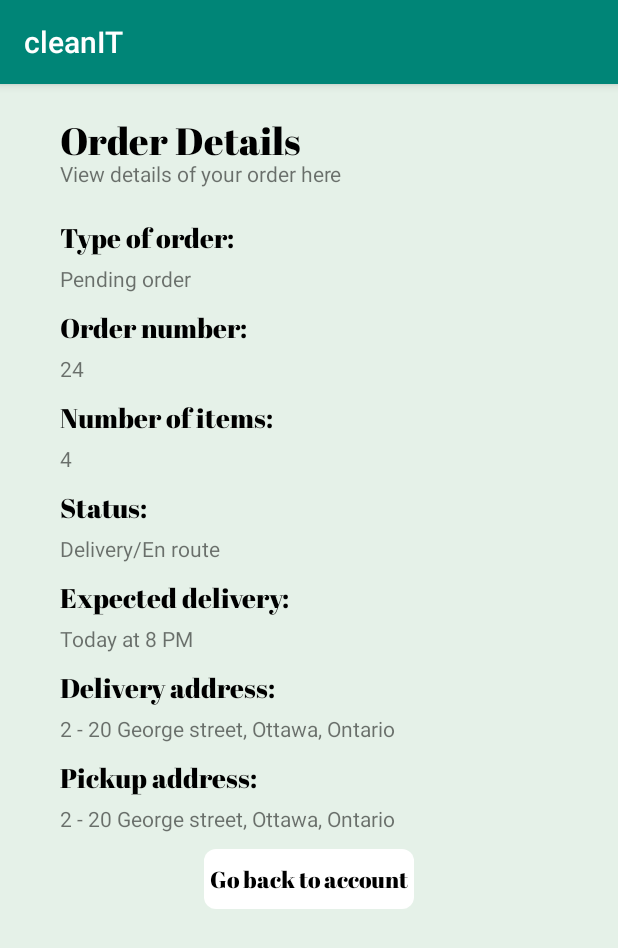
After one commit to adel350/cleanIT, an Android app: the OrderDetailsOne screen opened directly, with no data from a screen before it, on a phone screen of 412 x 824 dp. The commit adds this screen. Shown: the top 948 px of the screen. Run offline under Robolectric (Android 15) with nearby library versions, the phone set to English and light mode, and no system bars.

Commit message:
Added details page for first order

```diff
--- a/app/src/main/AndroidManifest.xml
+++ b/app/src/main/AndroidManifest.xml
@@ -9,7 +9,8 @@
         android:roundIcon="@mipmap/ic_launcher_round"
         android:supportsRtl="true"
         android:theme="@style/AppTheme">
-        <activity android:name=".UpdateInfoScreen"></activity>
+        <activity android:name=".OrderDetailsOne"></activity>
+        <activity android:name=".UpdateInfoScreen" />
         <activity android:name=".BeforeFinalizingScreen" />
         <activity android:name=".NewOrderConfirmation" />
         <activity android:name=".OrderDetails" />
--- a/app/src/main/java/com/example/cleanit/AccountDetails.java
+++ b/app/src/main/java/com/example/cleanit/AccountDetails.java
@@ -27,4 +27,9 @@ public class AccountDetails extends AppCompatActivity {
         Intent intent = new Intent(this, UpdateInfoScreen.class);
         startActivity(intent);
     }
+
+    public void goToFirstOrderPage(View view) {
+        Intent intent = new Intent(this, OrderDetailsOne.class);
+        startActivity(intent);
+    }
 }
--- /dev/null
+++ b/app/src/main/java/com/example/cleanit/OrderDetailsOne.java
@@ -0,0 +1,21 @@
+package com.example.cleanit;
+
+import androidx.appcompat.app.AppCompatActivity;
+
+import android.content.Intent;
+import android.os.Bundle;
+import android.view.View;
+
+public class OrderDetailsOne extends AppCompatActivity {
+
+    @Override
+    protected void onCreate(Bundle savedInstanceState) {
+        super.onCreate(savedInstanceState);
+        setContentView(R.layout.activity_order_details_one);
+    }
+
+    public void goBackToAccount(View view) {
+        Intent intent = new Intent(this, AccountDetails.class);
+        startActivity(intent);
+    }
+}
--- a/app/src/main/res/layout/activity_account_details.xml
+++ b/app/src/main/res/layout/activity_account_details.xml
@@ -118,7 +118,8 @@
         android:background="@drawable/green_rectangle"
         android:layout_below="@id/emptySpace3"
         android:layout_marginLeft="40dp"
-        android:clickable="true">
+        android:clickable="true"
+        android:onClick="goToFirstOrderPage">
 
         <TextView
             android:id="@+id/emptySpaceInner1"
--- /dev/null
+++ b/app/src/main/res/layout/activity_order_details_one.xml
@@ -0,0 +1,278 @@
+<?xml version="1.0" encoding="utf-8"?>
+<RelativeLayout xmlns:android="http://schemas.android.com/apk/res/android"
+    xmlns:app="http://schemas.android.com/apk/res-auto"
+    xmlns:tools="http://schemas.android.com/tools"
+    android:layout_width="match_parent"
+    android:layout_height="match_parent"
+    android:background="#E5F1E8"
+    android:orientation="vertical"
+    tools:context=".MainActivity">
+    <TextView
+        android:id="@+id/emptySpace1"
+        android:layout_width="wrap_content"
+        android:layout_height="20dp"
+        android:text="" />
+
+    <TextView
+        android:id="@+id/yourAccountTitle"
+        android:layout_width="350dp"
+        android:layout_height="30dp"
+        android:orientation="horizontal"
+        android:layout_below="@id/emptySpace1"
+        android:textColor="@android:color/black"
+        android:text="Order Details"
+        app:fontFamily="@font/abril_fatface"
+        android:textSize="25sp"
+        android:layout_marginLeft="40dp"/>
+
+
+    <TextView
+        android:id="@+id/extraInfo1"
+        android:layout_width="wrap_content"
+        android:layout_height="20dp"
+
+        android:text="View details of your order here"
+        android:layout_below="@id/yourAccountTitle"
+        android:layout_marginLeft="40dp"/>
+
+    <TextView
+        android:id="@+id/emptySpace3"
+        android:layout_width="wrap_content"
+        android:layout_height="20dp"
+        android:text=""
+        android:layout_below="@id/extraInfo1"/>
+
+    <TextView
+        android:id="@+id/orderType"
+        android:layout_width="150dp"
+        android:layout_height="30dp"
+        android:orientation="horizontal"
+        android:layout_below="@id/emptySpace3"
+        android:textColor="@android:color/black"
+        android:text="Type of order: "
+        app:fontFamily="@font/abril_fatface"
+        android:textSize="18sp"
+        android:layout_marginLeft="40dp"/>
+
+    <TextView
+        android:id="@+id/orderTypeText"
+        android:layout_width="wrap_content"
+        android:layout_height="20dp"
+        android:orientation="horizontal"
+
+        android:text="Pending order"
+        android:layout_below="@id/orderType"
+        android:layout_marginLeft="40dp"/>
+
+    <TextView
+        android:id="@+id/emptySpace4"
+        android:layout_width="wrap_content"
+        android:layout_height="10dp"
+        android:text=""
+        android:layout_below="@id/orderTypeText"/>
+
+    <TextView
+        android:id="@+id/orderNumber"
+        android:layout_width="150dp"
+        android:layout_height="30dp"
+        android:orientation="horizontal"
+        android:layout_below="@id/emptySpace4"
+        android:textColor="@android:color/black"
+        android:text="Order number: "
+        app:fontFamily="@font/abril_fatface"
+        android:textSize="18sp"
+        android:layout_marginLeft="40dp"/>
+
+    <TextView
+        android:id="@+id/orderNumberText"
+        android:layout_width="wrap_content"
+        android:layout_height="20dp"
+        android:orientation="horizontal"
+
+        android:text="24"
+        android:layout_below="@id/orderNumber"
+        android:layout_marginLeft="40dp"/>
+
+    <TextView
+        android:id="@+id/emptySpace5"
+        android:layout_width="wrap_content"
+        android:layout_height="10dp"
+        android:text=""
+        android:layout_below="@id/orderNumberText"/>
+
+    <TextView
+        android:id="@+id/itemsNumber"
+        android:layout_width="180dp"
+        android:layout_height="30dp"
+        android:orientation="horizontal"
+        android:layout_below="@id/emptySpace5"
+        android:textColor="@android:color/black"
+        android:text="Number of items:  "
+        app:fontFamily="@font/abril_fatface"
+        android:textSize="18sp"
+        android:layout_marginLeft="40dp"/>
+
+    <TextView
+        android:id="@+id/itemsNumberText"
+        android:layout_width="wrap_content"
+        android:layout_height="20dp"
+        android:orientation="horizontal"
+
+        android:text="4"
+        android:layout_below="@id/itemsNumber"
+        android:layout_marginLeft="40dp"/>
+
+    <TextView
+        android:id="@+id/emptySpace6"
+        android:layout_width="wrap_content"
+        android:layout_height="10dp"
+        android:text=""
+        android:layout_below="@id/itemsNumberText"/>
+
+    <TextView
+        android:id="@+id/statusNow"
+        android:layout_width="180dp"
+        android:layout_height="30dp"
+        android:orientation="horizontal"
+        android:layout_below="@id/emptySpace6"
+        android:textColor="@android:color/black"
+        android:text="Status: "
+        app:fontFamily="@font/abril_fatface"
+        android:textSize="18sp"
+        android:layout_marginLeft="40dp"/>
+
+    <TextView
+        android:id="@+id/statusNowText"
+        android:layout_width="wrap_content"
+        android:layout_height="20dp"
+        android:orientation="horizontal"
+
+        android:text="Delivery/En route"
+        android:layout_below="@id/statusNow"
+        android:layout_marginLeft="40dp"/>
+
+    <TextView
+        android:id="@+id/emptySpace7"
+        android:layout_width="wrap_content"
+        android:layout_height="10dp"
+        android:text=""
+        android:layout_below="@id/statusNowText"/>
+
+    <TextView
+        android:id="@+id/ExpectedDelivery"
+        android:layout_width="180dp"
+        android:layout_height="30dp"
+        android:orientation="horizontal"
+        android:layout_below="@id/emptySpace7"
+        android:textColor="@android:color/black"
+        android:text="Expected delivery: "
+        app:fontFamily="@font/abril_fatface"
+        android:textSize="18sp"
+        android:layout_marginLeft="40dp"/>
+
+    <TextView
+        android:id="@+id/ExpectedDeliveryText"
+        android:layout_width="wrap_content"
+        android:layout_height="20dp"
+        android:orientation="horizontal"
+
+        android:text="Today at 8 PM"
+        android:layout_below="@id/ExpectedDelivery"
+        android:layout_marginLeft="40dp"/>
+
+    <TextView
+        android:id="@+id/emptySpace8"
+        android:layout_width="wrap_content"
+        android:layout_height="10dp"
+        android:text=""
+        android:layout_below="@id/ExpectedDeliveryText"/>
+
+    <TextView
+        android:id="@+id/DeliveryAddress"
+        android:layout_width="180dp"
+        android:layout_height="30dp"
+        android:orientation="horizontal"
+        android:layout_below="@id/emptySpace8"
+        android:textColor="@android:color/black"
+        android:text="Delivery address: "
+        app:fontFamily="@font/abril_fatface"
+        android:textSize="18sp"
+        android:layout_marginLeft="40dp"/>
+
+    <TextView
+        android:id="@+id/DeliveryAddressText"
+        android:layout_width="wrap_content"
+        android:layout_height="20dp"
+        android:orientation="horizontal"
+
+        android:text="2 - 20 George street, Ottawa, Ontario"
+        android:layout_below="@id/DeliveryAddress"
+        android:layout_marginLeft="40dp"/>
+
+    <TextView
+        android:id="@+id/emptySpace9"
+        android:layout_width="wrap_content"
+        android:layout_height="10dp"
+        android:text=""
+        android:layout_below="@id/DeliveryAddressText"/>
+
+    <TextView
+        android:id="@+id/PickupAddress"
+        android:layout_width="180dp"
+        android:layout_height="30dp"
+        android:orientation="horizontal"
+        android:layout_below="@id/emptySpace9"
+        android:textColor="@android:color/black"
+        android:text="Pickup address: "
+        app:fontFamily="@font/abril_fatface"
+        android:textSize="18sp"
+        android:layout_marginLeft="40dp"/>
+
+    <TextView
+        android:id="@+id/PickupAddressText"
+        android:layout_width="wrap_content"
+        android:layout_height="20dp"
+        android:orientation="horizontal"
+
+        android:text="2 - 20 George street, Ottawa, Ontario"
+        android:layout_below="@id/PickupAddress"
+        android:layout_marginLeft="40dp"/>
+
+    <TextView
+        android:id="@+id/emptySpace10"
+        android:layout_width="wrap_content"
+        android:layout_height="10dp"
+        android:text=""
+        android:layout_below="@id/PickupAddressText"/>
+
+    <RelativeLayout
+        android:id="@+id/goBackButton"
+        android:layout_width="140dp"
+        android:layout_height="40dp"
+        android:orientation="horizontal"
+        android:background="@drawable/white_rectangle"
+        android:layout_below="@id/emptySpace10"
+        android:layout_centerHorizontal="true"
+        android:clickable="true"
+        android:onClick="goBackToAccount">
+
+
+
+        <TextView
+            android:id="@+id/placeNewOrderText"
+            android:layout_width="wrap_content"
+            android:layout_height="wrap_content"
+            android:textColor="@android:color/black"
+            android:text="Go back to account"
+            android:textSize="15sp"
+            android:layout_centerVertical="true"
+            android:layout_centerHorizontal="true"
+            app:fontFamily="@font/abril_fatface"/>
+    </RelativeLayout>
+
+
+
+
+
+
+</RelativeLayout>
```
